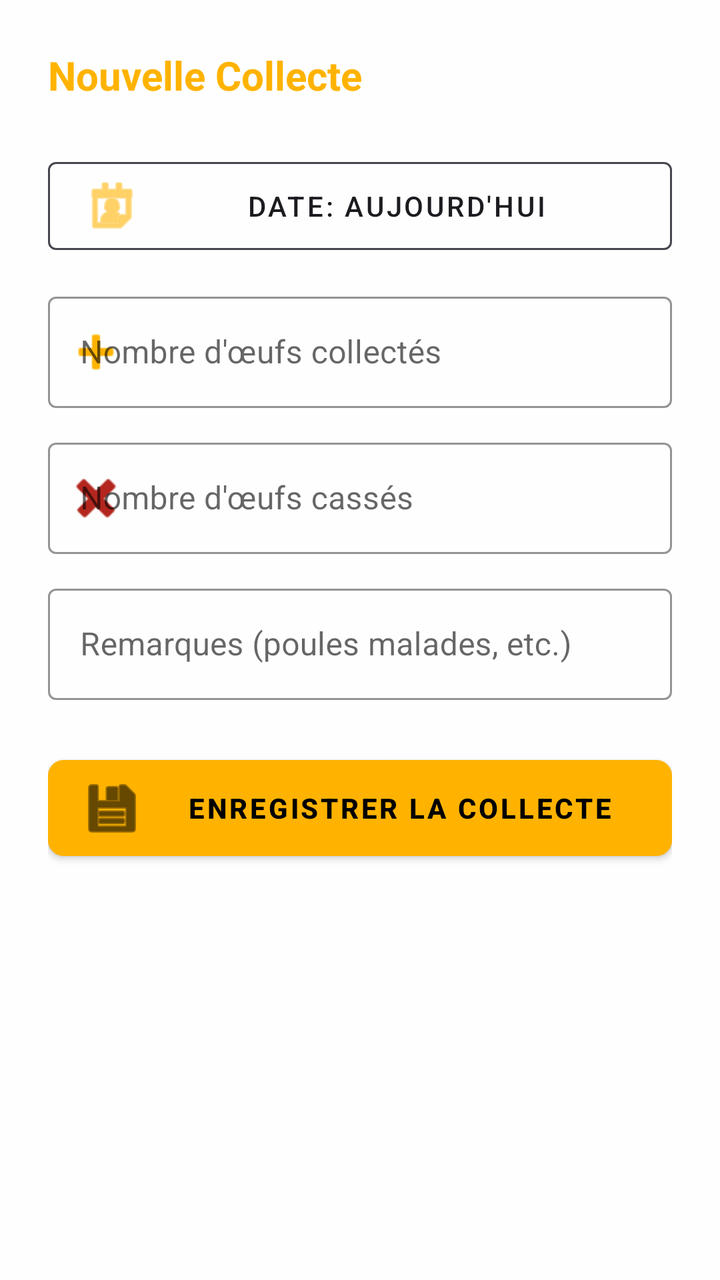
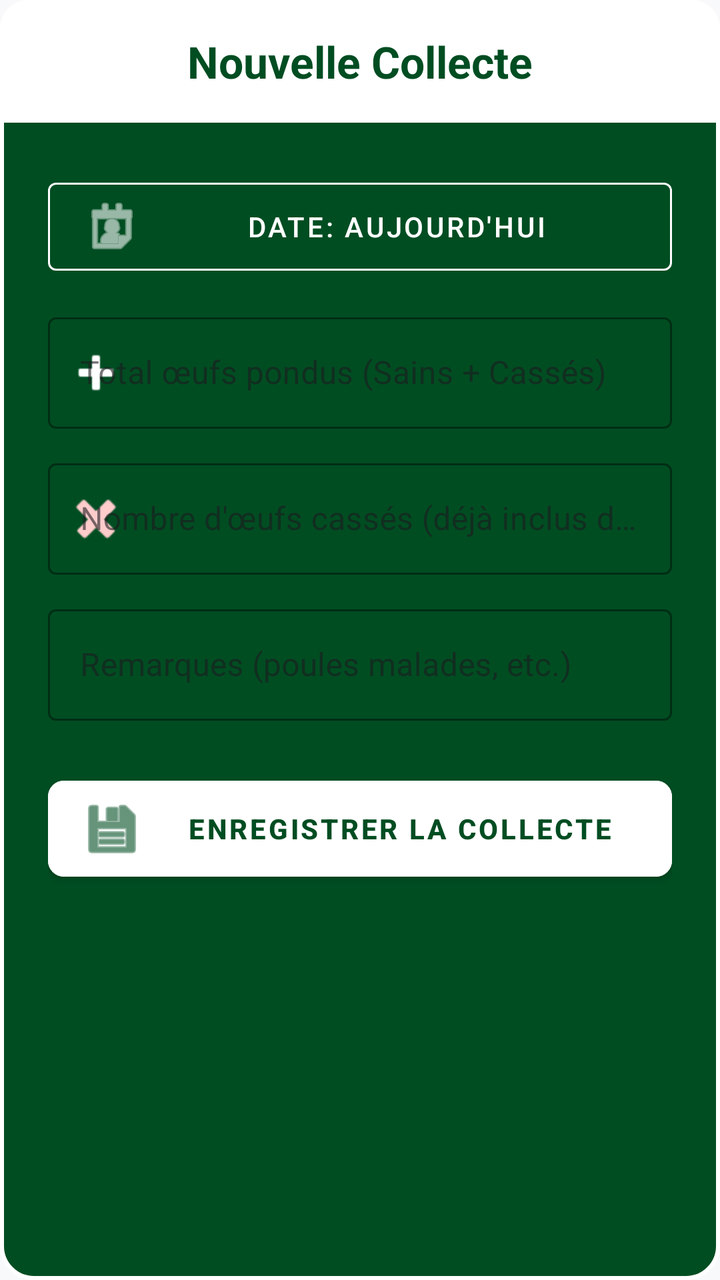

Screens rendered from an Android XML layout before and after an edit, with the pre-edit source and the edit as a unified diff.
<!-- AndroidManifest.xml: application theme Theme.Poulailler_copilot -->
<!-- res/layout/dialog_add_collection.xml -->
<?xml version="1.0" encoding="utf-8"?>
<LinearLayout xmlns:android="http://schemas.android.com/apk/res/android"
    xmlns:app="http://schemas.android.com/apk/res-auto"
    android:layout_width="match_parent"
    android:layout_height="wrap_content"
    android:orientation="vertical"
    android:padding="24dp"
    android:background="#E6FFFFFF">

    <TextView
        android:layout_width="match_parent"
        android:layout_height="wrap_content"
        android:text="Nouvelle Collecte"
        android:textColor="@color/accent_amber"
        android:textSize="20sp"
        android:textStyle="bold"
        android:layout_marginBottom="24dp"/>

    <com.google.android.material.button.MaterialButton
        android:id="@+id/btnSelectDate"
        android:layout_width="match_parent"
        android:layout_height="56dp"
        android:text="Date: Aujourd'hui"
        style="@style/Widget.MaterialComponents.Button.OutlinedButton"
        android:textColor="@color/text_primary"
        app:strokeColor="@color/text_secondary"
        app:icon="@android:drawable/ic_menu_my_calendar"
        app:iconTint="@color/accent_amber"
        android:layout_marginBottom="12dp"/>

    <com.google.android.material.textfield.TextInputLayout
        android:layout_width="match_parent"
        android:layout_height="wrap_content"
        android:hint="Nombre d'œufs collectés"
        style="@style/Widget.MaterialComponents.TextInputLayout.OutlinedBox"
        android:layout_marginBottom="12dp"
        app:hintTextColor="@color/text_secondary"
        app:boxStrokeColor="@color/accent_amber"
        app:startIconDrawable="@android:drawable/ic_input_add"
        app:startIconTint="@color/accent_amber">
        <com.google.android.material.textfield.TextInputEditText
            android:id="@+id/etEggsCount"
            android:layout_width="match_parent"
            android:layout_height="wrap_content"
            android:inputType="number"
            android:textColor="@color/text_primary" />
    </com.google.android.material.textfield.TextInputLayout>

    <com.google.android.material.textfield.TextInputLayout
        android:layout_width="match_parent"
        android:layout_height="wrap_content"
        android:hint="Nombre d'œufs cassés"
        style="@style/Widget.MaterialComponents.TextInputLayout.OutlinedBox"
        android:layout_marginBottom="12dp"
        app:hintTextColor="@color/text_secondary"
        app:boxStrokeColor="@color/accent_amber"
        app:startIconDrawable="@android:drawable/ic_delete"
        app:startIconTint="@color/error">
        <com.google.android.material.textfield.TextInputEditText
            android:id="@+id/etBrokenEggsCount"
            android:layout_width="match_parent"
            android:layout_height="wrap_content"
            android:inputType="number"
            android:textColor="@color/text_primary" />
    </com.google.android.material.textfield.TextInputLayout>

    <com.google.android.material.textfield.TextInputLayout
        android:layout_width="match_parent"
        android:layout_height="wrap_content"
        android:hint="Remarques (poules malades, etc.)"
        style="@style/Widget.MaterialComponents.TextInputLayout.OutlinedBox"
        android:layout_marginBottom="24dp"
        app:hintTextColor="@color/text_secondary"
        app:boxStrokeColor="@color/accent_amber">
        <com.google.android.material.textfield.TextInputEditText
            android:id="@+id/etRemarks"
            android:layout_width="match_parent"
            android:layout_height="wrap_content"
            android:textColor="@color/text_primary" />
    </com.google.android.material.textfield.TextInputLayout>

    <com.google.android.material.button.MaterialButton
        android:id="@+id/btnAddEntry"
        android:layout_width="match_parent"
        android:layout_height="60dp"
        android:text="ENREGISTRER LA COLLECTE"
        android:backgroundTint="@color/accent_amber"
        android:textColor="@color/black"
        android:textStyle="bold"
        app:cornerRadius="8dp"
        app:icon="@android:drawable/ic_menu_save"
        app:iconTint="@color/black"/>
</LinearLayout>
<!-- resources referenced by this layout -->
<resources>
  <color name="accent_amber">#FFB300</color>
  <color name="black">#FF000000</color>
  <color name="error">#B3261E</color>
  <color name="text_primary">#1C1B1F</color>
  <color name="text_secondary">#49454F</color>
  <style name="Theme.Poulailler_copilot" parent="Theme.MaterialComponents.DayNight.NoActionBar">
          
          <item name="colorPrimary">@color/primary</item>
          <item name="colorPrimaryVariant">@color/primary_variant</item>
          <item name="colorOnPrimary">@color/white</item>
  
          
          <item name="colorSecondary">@color/secondary</item>
          <item name="colorSecondaryVariant">@color/secondary_variant</item>
          <item name="colorOnSecondary">@color/white</item>
  
          
          <item name="android:windowBackground">@color/background</item>
          <item name="backgroundColor">@color/background</item>
  
          
          <item name="android:statusBarColor">?attr/colorPrimaryVariant</item>
  
          
          <item name="materialCardViewStyle">@style/Widget.App.CardView</item>
          <item name="shapeAppearanceLargeComponent">@style/ShapeAppearance.App.LargeComponent</item>
      </style>
  <color name="primary">#006D3A</color>
  <color name="primary_variant">#004D22</color>
  <color name="white">#FFFFFFFF</color>
  <color name="secondary">#43A047</color>
  <color name="secondary_variant">#2E7D32</color>
  <color name="background">@color/off_white</color>
  <style name="Widget.App.CardView" parent="Widget.MaterialComponents.CardView">
          <item name="cardElevation">2dp</item>
          <item name="cardCornerRadius">16dp</item>
          <item name="cardBackgroundColor">@color/surface</item>
          <item name="strokeWidth">0dp</item>
      </style>
  <style name="ShapeAppearance.App.LargeComponent" parent="ShapeAppearance.MaterialComponents.LargeComponent">
          <item name="cornerFamily">rounded</item>
          <item name="cornerSize">16dp</item>
      </style>
  <color name="off_white">#F8F9FA</color>
  <color name="surface">#FFFFFF</color>
</resources>

<!-- the commit's change to res/layout/dialog_add_collection.xml (unified diff, before → after) -->
@@ -4,90 +4,102 @@
     android:layout_width="match_parent"
     android:layout_height="wrap_content"
     android:orientation="vertical"
-    android:padding="24dp"
-    android:background="#E6FFFFFF">
+    android:background="@drawable/bg_dialog_dark">
 
-    <TextView
+    <LinearLayout
         android:layout_width="match_parent"
         android:layout_height="wrap_content"
-        android:text="Nouvelle Collecte"
-        android:textColor="@color/accent_amber"
-        android:textSize="20sp"
-        android:textStyle="bold"
-        android:layout_marginBottom="24dp"/>
+        android:background="@drawable/bg_dialog_header"
+        android:padding="16dp"
+        android:gravity="center">
+        <TextView
+            android:layout_width="wrap_content"
+            android:layout_height="wrap_content"
+            android:text="Nouvelle Collecte"
+            android:textColor="@color/primary_variant"
+            android:textSize="22sp"
+            android:textStyle="bold"/>
+    </LinearLayout>
 
-    <com.google.android.material.button.MaterialButton
-        android:id="@+id/btnSelectDate"
-        android:layout_width="match_parent"
-        android:layout_height="56dp"
-        android:text="Date: Aujourd'hui"
-        style="@style/Widget.MaterialComponents.Button.OutlinedButton"
-        android:textColor="@color/text_primary"
-        app:strokeColor="@color/text_secondary"
-        app:icon="@android:drawable/ic_menu_my_calendar"
-        app:iconTint="@color/accent_amber"
-        android:layout_marginBottom="12dp"/>
-
-    <com.google.android.material.textfield.TextInputLayout
+    <LinearLayout
         android:layout_width="match_parent"
         android:layout_height="wrap_content"
-        android:hint="Nombre d'œufs collectés"
-        style="@style/Widget.MaterialComponents.TextInputLayout.OutlinedBox"
-        android:layout_marginBottom="12dp"
-        app:hintTextColor="@color/text_secondary"
-        app:boxStrokeColor="@color/accent_amber"
-        app:startIconDrawable="@android:drawable/ic_input_add"
-        app:startIconTint="@color/accent_amber">
-        <com.google.android.material.textfield.TextInputEditText
-            android:id="@+id/etEggsCount"
+        android:orientation="vertical"
+        android:padding="24dp">
+
+        <com.google.android.material.button.MaterialButton
+            android:id="@+id/btnSelectDate"
+            android:layout_width="match_parent"
+            android:layout_height="56dp"
+            android:text="Date: Aujourd'hui"
+            style="@style/Widget.MaterialComponents.Button.OutlinedButton"
+            android:textColor="@color/white"
+            app:strokeColor="@color/white"
+            app:icon="@android:drawable/ic_menu_my_calendar"
+            app:iconTint="@color/white"
+            android:layout_marginBottom="12dp"/>
+
+        <com.google.android.material.textfield.TextInputLayout
             android:layout_width="match_parent"
             android:layout_height="wrap_content"
-            android:inputType="number"
-            android:textColor="@color/text_primary" />
-    </com.google.android.material.textfield.TextInputLayout>
+            android:hint="Total œufs pondus (Sains + Cassés)"
+            style="@style/Widget.MaterialComponents.TextInputLayout.OutlinedBox"
+            android:layout_marginBottom="12dp"
+            app:hintTextColor="#CCFFFFFF"
+            app:boxStrokeColor="@color/white"
+            app:startIconDrawable="@android:drawable/ic_input_add"
+            app:startIconTint="@color/white">
+            <com.google.android.material.textfield.TextInputEditText
+                android:id="@+id/etEggsCount"
+                android:layout_width="match_parent"
+                android:layout_height="wrap_content"
+                android:inputType="number"
+                android:textColor="@color/white" />
+        </com.google.android.material.textfield.TextInputLayout>
 
-    <com.google.android.material.textfield.TextInputLayout
-        android:layout_width="match_parent"
-        android:layout_height="wrap_content"
-        android:hint="Nombre d'œufs cassés"
-        style="@style/Widget.MaterialComponents.TextInputLayout.OutlinedBox"
-        android:layout_marginBottom="12dp"
-        app:hintTextColor="@color/text_secondary"
-        app:boxStrokeColor="@color/accent_amber"
-        app:startIconDrawable="@android:drawable/ic_delete"
-        app:startIconTint="@color/error">
-        <com.google.android.material.textfield.TextInputEditText
-            android:id="@+id/etBrokenEggsCount"
+        <com.google.android.material.textfield.TextInputLayout
             android:layout_width="match_parent"
             android:layout_height="wrap_content"
-            android:inputType="number"
-            android:textColor="@color/text_primary" />
-    </com.google.android.material.textfield.TextInputLayout>
+            android:hint="Nombre d'œufs cassés (déjà inclus dans le total)"
+            style="@style/Widget.MaterialComponents.TextInputLayout.OutlinedBox"
+            android:layout_marginBottom="12dp"
+            app:hintTextColor="#CCFFFFFF"
+            app:boxStrokeColor="@color/white"
+            app:startIconDrawable="@android:drawable/ic_delete"
+            app:startIconTint="#FFFFCCCC">
+            <com.google.android.material.textfield.TextInputEditText
+                android:id="@+id/etBrokenEggsCount"
+                android:layout_width="match_parent"
+                android:layout_height="wrap_content"
+                android:inputType="number"
+                android:textColor="@color/white" />
+        </com.google.android.material.textfield.TextInputLayout>
 
-    <com.google.android.material.textfield.TextInputLayout
-        android:layout_width="match_parent"
-        android:layout_height="wrap_content"
-        android:hint="Remarques (poules malades, etc.)"
-        style="@style/Widget.MaterialComponents.TextInputLayout.OutlinedBox"
-        android:layout_marginBottom="24dp"
-        app:hintTextColor="@color/text_secondary"
-        app:boxStrokeColor="@color/accent_amber">
-        <com.google.android.material.textfield.TextInputEditText
-            android:id="@+id/etRemarks"
+        <com.google.android.material.textfield.TextInputLayout
             android:layout_width="match_parent"
             android:layout_height="wrap_content"
-            android:textColor="@color/text_primary" />
-    </com.google.android.material.textfield.TextInputLayout>
+            android:hint="Remarques (poules malades, etc.)"
+            style="@style/Widget.MaterialComponents.TextInputLayout.OutlinedBox"
+            android:layout_marginBottom="24dp"
+            app:hintTextColor="#CCFFFFFF"
+            app:boxStrokeColor="@color/white">
+            <com.google.android.material.textfield.TextInputEditText
+                android:id="@+id/etRemarks"
+                android:layout_width="match_parent"
+                android:layout_height="wrap_content"
+                android:textColor="@color/white" />
+        </com.google.android.material.textfield.TextInputLayout>
 
-    <com.google.android.material.button.MaterialButton
-        android:id="@+id/btnAddEntry"
-        android:layout_width="match_parent"
-        android:layout_height="60dp"
-        android:text="ENREGISTRER LA COLLECTE"
-        android:backgroundTint="@color/accent_amber"
-        android:textColor="@color/black"
-        android:textStyle="bold"
-        app:cornerRadius="8dp"
-        app:icon="@android:drawable/ic_menu_save"
-        app:iconTint="@color/black"/>
+        <com.google.android.material.button.MaterialButton
+            android:id="@+id/btnAddEntry"
+            android:layout_width="match_parent"
+            android:layout_height="60dp"
+            android:text="ENREGISTRER LA COLLECTE"
+            android:backgroundTint="@color/white"
+            android:textColor="@color/primary_variant"
+            android:textStyle="bold"
+            app:cornerRadius="8dp"
+            app:icon="@android:drawable/ic_menu_save"
+            app:iconTint="@color/primary_variant"/>
+    </LinearLayout>
 </LinearLayout>
<!-- resource entries referenced after the edit -->
@@ -1,8 +1,5 @@
 <!-- resources referenced by this layout -->
 <resources>
-  <color name="accent_amber">#FFB300</color>
-  <color name="black">#FF000000</color>
-  <color name="error">#B3261E</color>
   <color name="text_primary">#1C1B1F</color>
   <color name="text_secondary">#49454F</color>
   <style name="Theme.Poulailler_copilot" parent="Theme.MaterialComponents.DayNight.NoActionBar">
@@ -18,7 +15,13 @@
   
           
           <item name="android:windowBackground">@color/background</item>
-          <item name="backgroundColor">@color/background</item>
+          <item name="colorSurface">@color/surface</item>
+          <item name="colorOnSurface">@color/text_primary</item>
+          <item name="colorOnSurfaceVariant">@color/text_secondary</item>
+  
+          
+          <item name="android:textColorPrimary">@color/text_primary</item>
+          <item name="android:textColorSecondary">@color/text_secondary</item>
   
           
           <item name="android:statusBarColor">?attr/colorPrimaryVariant</item>
@@ -26,10 +29,31 @@
           
           <item name="materialCardViewStyle">@style/Widget.App.CardView</item>
           <item name="shapeAppearanceLargeComponent">@style/ShapeAppearance.App.LargeComponent</item>
+  
+          
+          <item name="materialAlertDialogTheme">@style/ThemeOverlay.App.MaterialAlertDialog</item>
+          <item name="alertDialogTheme">@style/ThemeOverlay.App.MaterialAlertDialog</item>
       </style>
   <color name="primary">#006D3A</color>
   <color name="primary_variant">#004D22</color>
   <color name="white">#FFFFFFFF</color>
+  <!-- drawable bg_dialog_dark (drawable) -->
+  <?xml version="1.0" encoding="utf-8"?>
+  <shape xmlns:android="http://schemas.android.com/apk/res/android">
+      <solid android:color="@color/primary_variant" />
+      <stroke
+          android:width="2dp"
+          android:color="@color/white" />
+      <corners android:radius="16dp" />
+  </shape>
+  <!-- drawable bg_dialog_header (drawable) -->
+  <?xml version="1.0" encoding="utf-8"?>
+  <shape xmlns:android="http://schemas.android.com/apk/res/android">
+      <solid android:color="@color/white" />
+      <corners
+          android:topLeftRadius="14dp"
+          android:topRightRadius="14dp" />
+  </shape>
   <color name="secondary">#43A047</color>
   <color name="secondary_variant">#2E7D32</color>
   <color name="background">@color/off_white</color>
@@ -43,6 +67,11 @@
           <item name="cornerFamily">rounded</item>
           <item name="cornerSize">16dp</item>
       </style>
+  <style name="ThemeOverlay.App.MaterialAlertDialog" parent="ThemeOverlay.MaterialComponents.MaterialAlertDialog">
+          <item name="colorSurface">@color/surface</item>
+          <item name="colorOnSurface">@color/text_primary</item>
+          <item name="android:textColorPrimary">@color/text_primary</item>
+      </style>
   <color name="off_white">#F8F9FA</color>
   <color name="surface">#FFFFFF</color>
 </resources>
